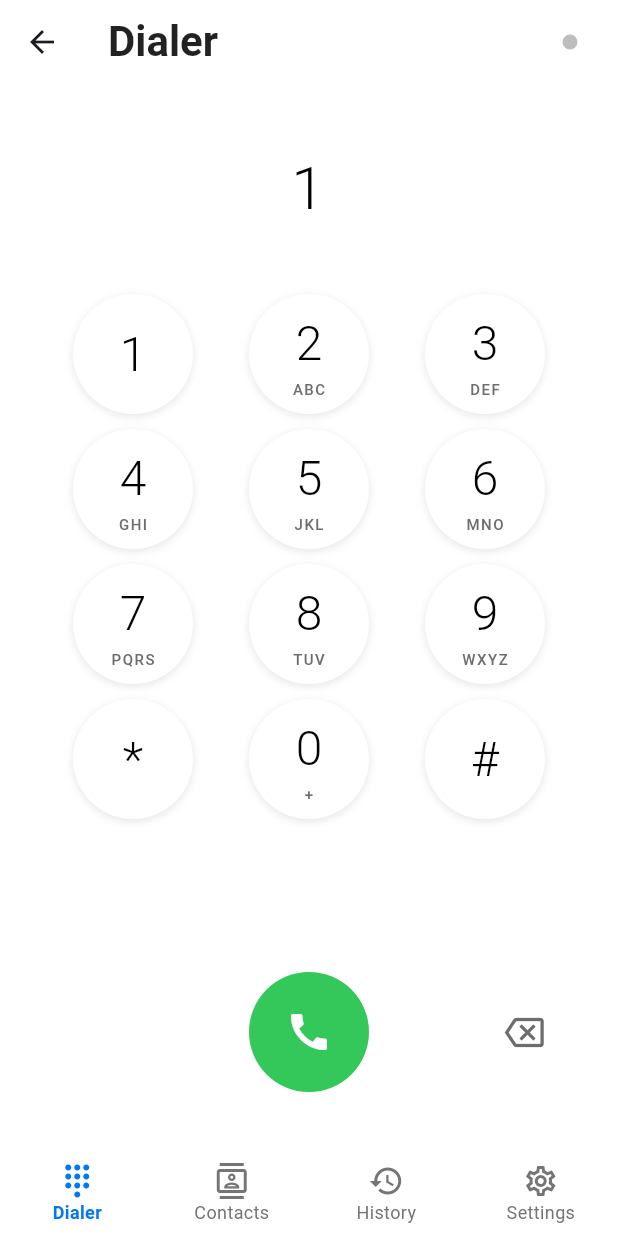
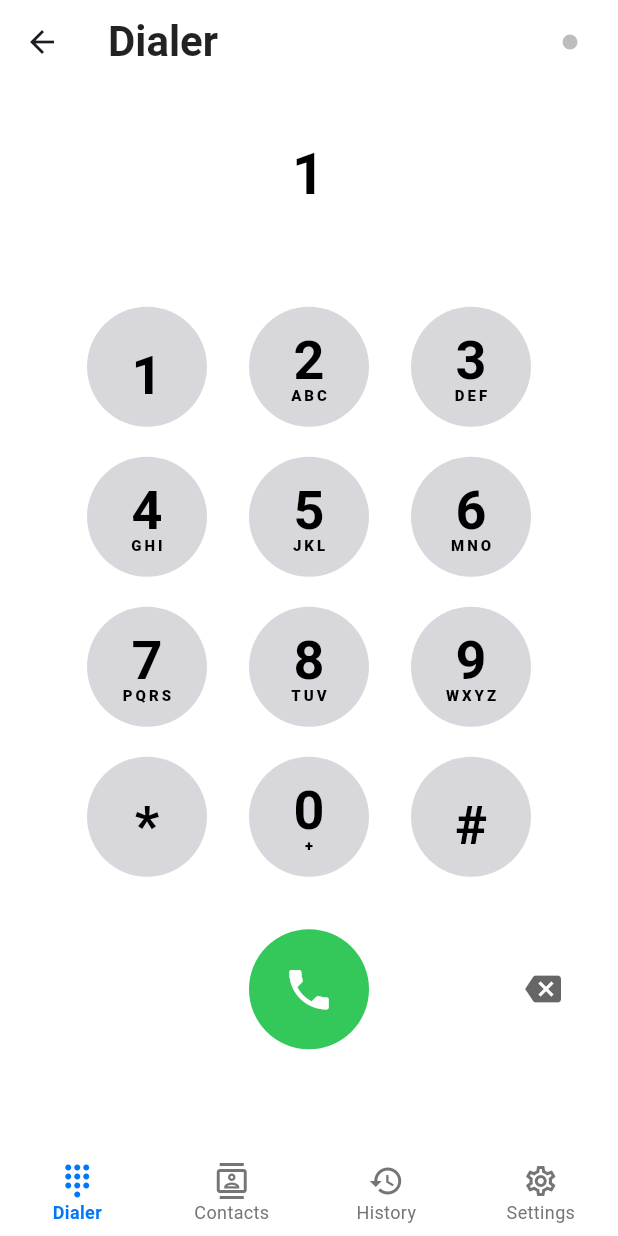
Before and after one commit to QutaibaQusai/Dash-Call, a Flutter app: the MainScreen screen opened by its route, after a tap on an icon or button, on a phone screen of 412 x 824 dp. Run offline on Flutter 3.47's test engine with Material 3 defaults, Android fonts, the phone set to English and light mode, and no system bars; our stand-ins replace google_fonts, permission_handler, shared_preferences; missing offline and left inert: flutter_callkit_incoming, qr_code_scanner, sip_ua; accounts and stored records are empty; Roboto replaces fonts that are missing (Tajawal).

Commit message:
change the ui -5

```diff
--- a/lib/screens/dialer_screen.dart
+++ b/lib/screens/dialer_screen.dart
@@ -1,5 +1,6 @@
 import 'package:flutter/material.dart';
 import 'package:provider/provider.dart';
+import 'package:google_fonts/google_fonts.dart';
 import '../services/sip_service.dart';
 
 class DialerTab extends StatefulWidget {
@@ -22,43 +23,67 @@ class _DialerTabState extends State<DialerTab> {
   Widget build(BuildContext context) {
     return Consumer<SipService>(
       builder: (context, sipService, child) {
-        return Column(
+        return Container(
+          color: Colors.white,
+          child: Column(
             children: [
-              // Phone Number Display
+              // Phone Number Display Area
               Container(
-                padding: const EdgeInsets.symmetric(horizontal: 20, vertical: 40),
-                child: Container(
-                  height: 60,
-                  alignment: Alignment.center,
+                height: 120,
+                width: double.infinity,
+                padding: const EdgeInsets.symmetric(horizontal: 20, vertical: 20),
+                child: Center(
                   child: Text(
                     _phoneController.text.isEmpty
                         ? ''
                         : _formatPhoneNumber(_phoneController.text),
                     style: const TextStyle(
+                      fontSize: 38,
+                      fontWeight: FontWeight.w600, // Much bolder like iOS
                       color: Colors.black,
-                      fontSize: 40,
-                      fontWeight: FontWeight.w300,
-                      letterSpacing: 1.5,
+                      letterSpacing: 1.0,
+                      fontFamily: '.SF UI Text', // iOS system font
                     ),
                     textAlign: TextAlign.center,
+                    maxLines: 1,
+                    overflow: TextOverflow.ellipsis,
                   ),
                 ),
               ),
 
               // Dialer Pad
               Expanded(
-                child: _buildNativeDialerPad(),
-              ),
+                child: Container(
+                  padding: const EdgeInsets.symmetric(horizontal: 30),
+                  child: Column(
+                    mainAxisAlignment: MainAxisAlignment.center,
+                    children: [
+                      // Row 1: 1, 2, 3
+                      _buildDialerRow(['1', '2', '3'], ['', 'ABC', 'DEF']),
+                      const SizedBox(height: 20),
 
-              // Action Buttons
-              Container(
-                padding: const EdgeInsets.symmetric(horizontal: 30, vertical: 40),
-                child: Row(
+                      // Row 2: 4, 5, 6
+                      _buildDialerRow(['4', '5', '6'], ['GHI', 'JKL', 'MNO']),
+                      const SizedBox(height: 20),
+
+                      // Row 3: 7, 8, 9
+                      _buildDialerRow(['7', '8', '9'], ['PQRS', 'TUV', 'WXYZ']),
+                      const SizedBox(height: 20),
+
+                      // Row 4: *, 0, #
+                      _buildDialerRow(['*', '0', '#'], ['', '+', '']),
+
+                      // Reduced spacing between keypad and call button
+                      const SizedBox(height: 35),
+
+                      // Call button row
+                      Row(
+                        mainAxisAlignment: MainAxisAlignment.center,
                         children: [
-                    // Left spacer to center the call button
+                          // Left spacer
                           Expanded(child: Container()),
 
-                    // Call Button - Always centered
+                          // Call Button
                           _buildCallButton(sipService),
 
                           // Right side - Delete button or spacer
@@ -66,148 +91,102 @@ class _DialerTabState extends State<DialerTab> {
                             child: _phoneController.text.isNotEmpty
                                 ? Align(
                                     alignment: Alignment.centerRight,
-                              child: _buildActionButton(
-                                icon: Icons.backspace_outlined,
-                                onTap: () {
-                                  setState(() {
-                                    if (_phoneController.text.isNotEmpty) {
-                                      _phoneController.text = _phoneController.text
-                                          .substring(0, _phoneController.text.length - 1);
-                                    }
-                                  });
-                                },
-                              ),
+                                    child: _buildDeleteButton(),
                                   )
-                          : Container(), // Empty container when no text
+                                : Container(),
                           ),
                         ],
                       ),
+
+                      const SizedBox(height: 40), // Bottom padding
+                    ],
+                  ),
+                ),
               ),
             ],
+          ),
         );
       },
     );
   }
 
-  Widget _buildNativeDialerPad() {
-    return Container(
-      padding: const EdgeInsets.symmetric(horizontal: 30),
-      child: Column(
-        children: [
-          // Row 1: 1, 2, 3
-          _buildDialerRow(['1', '2', '3'], ['', 'ABC', 'DEF']),
-
-          const SizedBox(height: 10),
-
-          // Row 2: 4, 5, 6
-          _buildDialerRow(['4', '5', '6'], ['GHI', 'JKL', 'MNO']),
-
-          const SizedBox(height: 10),
-
-          // Row 3: 7, 8, 9
-          _buildDialerRow(['7', '8', '9'], ['PQRS', 'TUV', 'WXYZ']),
-
-          const SizedBox(height: 10),
-
-          // Row 4: *, 0, #
-          _buildDialerRow(['*', '0', '#'], ['', '+', '']),
-        ],
-      ),
-    );
-  }
-
   Widget _buildDialerRow(List<String> numbers, List<String> letters) {
     return Row(
+      mainAxisAlignment: MainAxisAlignment.spaceEvenly,
       children: numbers.asMap().entries.map((entry) {
         int index = entry.key;
         String number = entry.value;
         String letter = letters[index];
 
-        return Expanded(
-          child: Container(
-            margin: const EdgeInsets.symmetric(horizontal: 12),
-            child: _buildDialerButton(number, letter),
-          ),
-        );
+        return _buildDialerButton(number, letter);
       }).toList(),
     );
   }
 
   Widget _buildDialerButton(String number, String letters) {
     return Container(
+      width: 80,
       height: 80,
       decoration: BoxDecoration(
-        color: Colors.white,
+        color: const Color(0xFFD8D8DC), // Perfect iOS button gray
         shape: BoxShape.circle,
-        boxShadow: [
-          BoxShadow(
-            color: Colors.black.withOpacity(0.1),
-            blurRadius: 4,
-            offset: const Offset(0, 1.5),
-          ),
-        ],
       ),
       child: Material(
         color: Colors.transparent,
         child: InkWell(
-            splashColor: Colors.transparent,
-  highlightColor: Colors.transparent,
-  hoverColor: Colors.transparent,
           borderRadius: BorderRadius.circular(40),
+          splashColor: Colors.black.withOpacity(0.1),
+          highlightColor: Colors.black.withOpacity(0.05),
           onTap: () {
             setState(() {
               _phoneController.text += number;
             });
           },
-          child: Column(
-            mainAxisAlignment: MainAxisAlignment.center,
+          child: Container(
+            width: 80,
+            height: 80,
+            child: Stack(
               children: [
-              Text(
+                // Number - positioned in upper center
+                Positioned(
+                  top: letters.isNotEmpty ? 18 : 28,
+                  left: 0,
+                  right: 0,
+                  child: Center(
+                    child: Text(
                       number,
                       style: const TextStyle(
+                        fontSize: 36,
+                        fontWeight: FontWeight.w600, // Much bolder
                         color: Colors.black,
-                  fontSize: 32,
-                  fontWeight: FontWeight.w300,
+                        height: 1.0,
+                        fontFamily: '.SF UI Text', // iOS system font
                       ),
                     ),
+                  ),
+                ),
+                // Letters - positioned in lower center
                 if (letters.isNotEmpty)
-                Text(
+                  Positioned(
+                    bottom: 15,
+                    left: 0,
+                    right: 0,
+                    child: Center(
+                      child: Text(
                         letters,
                         style: const TextStyle(
-                    color: Color(0xFF6D6D70),
                           fontSize: 10,
-                    fontWeight: FontWeight.w500,
-                    letterSpacing: 1,
+                          fontWeight: FontWeight.w800, // Extra bold
+                          color: Colors.black,
+                          letterSpacing: 2.0,
+                          height: 1.0,
+                          fontFamily: '.SF UI Text', // iOS system font
+                        ),
+                      ),
                     ),
                   ),
               ],
             ),
-        ),
-      ),
-    );
-  }
-
-  Widget _buildActionButton({required IconData icon, VoidCallback? onTap}) {
-    return Container(
-      width: 65,
-      height: 65,
-      decoration: BoxDecoration(
-        color: onTap != null ? Colors.white : Colors.white.withOpacity(0.5),
-        shape: BoxShape.circle,
-
-      ),
-      child: Material(
-        color: Colors.transparent,
-        child: InkWell(
-            splashColor: Colors.transparent,
-  highlightColor: Colors.transparent,
-  hoverColor: Colors.transparent,
-          borderRadius: BorderRadius.circular(32.5),
-          onTap: onTap,
-          child: Icon(
-            icon,
-            color: onTap != null ? const Color(0xFF6D6D70) : const Color(0xFF6D6D70).withOpacity(0.4),
-            size: 26,
           ),
         ),
       ),
@@ -222,38 +201,66 @@ class _DialerTabState extends State<DialerTab> {
       width: 80,
       height: 80,
       decoration: BoxDecoration(
-        color:  const Color(0xFF34C759) ,
+        color:  const Color(0xFF34C759),
         shape: BoxShape.circle,
-
       ),
       child: Material(
         color: Colors.transparent,
         child: InkWell(
-        splashColor: Colors.transparent,
-        highlightColor: Colors.transparent,
-        hoverColor: Colors.transparent,
-        borderRadius: BorderRadius.circular(40),
+          borderRadius: BorderRadius.circular(33),
+          splashColor: Colors.white.withOpacity(0.2),
+          highlightColor: Colors.white.withOpacity(0.1),
           onTap: canCall ? () => _makeCall(sipService) : null,
           child: Icon(
-            Icons.call,
-            color:  Colors.white ,
-            size: 32,
+            Icons.phone,
+            color: Colors.white,
+            size: 35,
           ),
         ),
       ),
     );
   }
 
+  Widget _buildDeleteButton() {
+    return GestureDetector(
+      onTap: () {
+        setState(() {
+          if (_phoneController.text.isNotEmpty) {
+            _phoneController.text = _phoneController.text
+                .substring(0, _phoneController.text.length - 1);
+          }
+        });
+      },
+      onLongPress: () {
+        setState(() {
+          _phoneController.clear();
+        });
+      },
+      child: Container(
+        width: 40,
+        height: 40,
+        decoration: BoxDecoration(
+          shape: BoxShape.circle,
+        ),
+        child: Icon(
+          Icons.backspace,
+          color: Colors.black.withOpacity(0.6),
+          size: 24,
+        ),
+      ),
+    );
+  }
+
   String _formatPhoneNumber(String number) {
-    // Simple formatting for display
+    // iOS-style phone number formatting
     if (number.length <= 3) {
       return number;
     } else if (number.length <= 6) {
-      return '${number.substring(0, 3)} ${number.substring(3)}';
+      return '${number.substring(0, 3)}-${number.substring(3)}';
     } else if (number.length <= 10) {
-      return '${number.substring(0, 3)} ${number.substring(3, 6)} ${number.substring(6)}';
+      return '(${number.substring(0, 3)}) ${number.substring(3, 6)}-${number.substring(6)}';
     } else {
-      return '${number.substring(0, 3)} ${number.substring(3, 6)} ${number.substring(6, 10)} ${number.substring(10)}';
+      return '+${number.substring(0, number.length - 10)} (${number.substring(number.length - 10, number.length - 7)}) ${number.substring(number.length - 7, number.length - 4)}-${number.substring(number.length - 4)}';
     }
   }
 
@@ -266,7 +273,7 @@ class _DialerTabState extends State<DialerTab> {
         ScaffoldMessenger.of(context).showSnackBar(
           SnackBar(
             content: Text(sipService.errorMessage ?? 'Failed to make call'),
-            backgroundColor: const Color(0xFFFF3B30),
+            backgroundColor: const Color(0xFFFF3B30), // iOS red
             behavior: SnackBarBehavior.floating,
             margin: const EdgeInsets.all(16),
             shape: RoundedRectangleBorder(borderRadius: BorderRadius.circular(12)),
```
Lines whose indentation alone changed are shown as unchanged.
